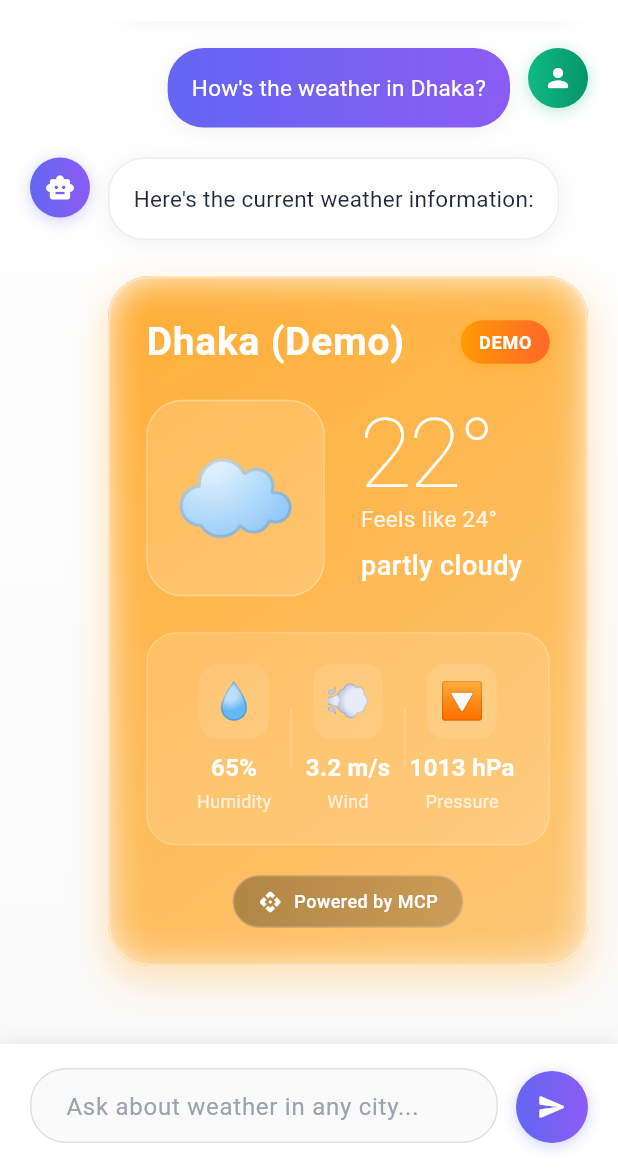
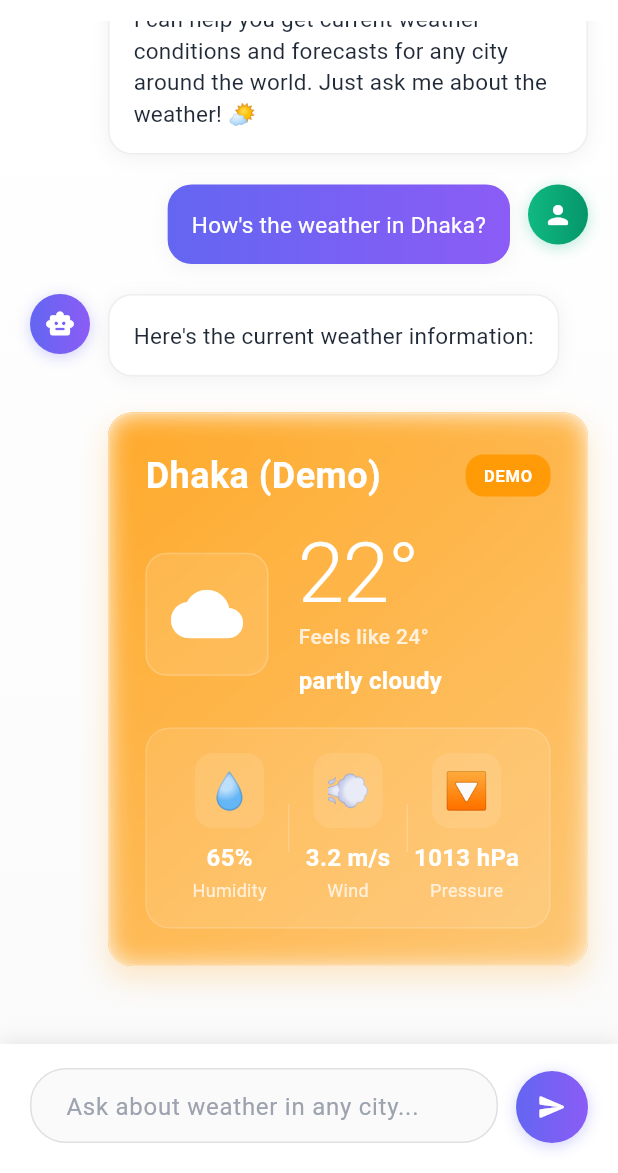
Before and after one commit to 7ANV1R/flutter-mcp-chatbot, a Flutter app: the screen it shows after launch, after a tap on "How's the weather in Dhaka?", on a phone screen of 412 x 824 dp, the part 63-1236 px from its top. Run offline on Flutter 3.47's test engine with Material 3 defaults, Android fonts, the phone set to English and light mode, and no system bars; our stand-ins replace flutter_dotenv; missing offline and left inert: mcp_dart; network calls fail.

Commit message:
Refactor chat and weather widget styles for improved UI consistency and responsiveness

```diff
--- a/lib/widgets/chat/animated_message_bubble.dart
+++ b/lib/widgets/chat/animated_message_bubble.dart
@@ -131,7 +131,7 @@ class _AnimatedMessageBubbleState extends State<AnimatedMessageBubble>
                               : isError
                               ? Colors.red.shade50
                               : Colors.white,
-                          borderRadius: BorderRadius.circular(24),
+                          borderRadius: BorderRadius.circular(16),
                           border: isUser
                               ? null
                               : Border.all(
@@ -207,7 +207,7 @@ class _AnimatedMessageBubbleState extends State<AnimatedMessageBubble>
                           gradient: const LinearGradient(
                             colors: [Color(0xFF6366F1), Color(0xFF8B5CF6)],
                           ),
-                          borderRadius: BorderRadius.circular(24),
+                          borderRadius: BorderRadius.circular(16),
                           boxShadow: [
                             BoxShadow(
                               color: Colors.black.withValues(alpha: 0.05),
--- a/lib/widgets/ui/weather_widget.dart
+++ b/lib/widgets/ui/weather_widget.dart
@@ -21,28 +21,28 @@ class WeatherWidget extends StatelessWidget {
             weatherData.temperatureColor.withValues(alpha: 0.5),
           ],
         ),
-        borderRadius: BorderRadius.circular(28),
+        borderRadius: BorderRadius.circular(16),
         boxShadow: [
           BoxShadow(
-            color: weatherData.temperatureColor.withValues(alpha: 0.25),
-            blurRadius: 20,
-            offset: const Offset(0, 10),
-            spreadRadius: 2,
+            color: weatherData.temperatureColor.withValues(alpha: 0.2),
+            blurRadius: 16,
+            offset: const Offset(0, 8),
+            spreadRadius: 1,
           ),
         ],
       ),
       child: ClipRRect(
-        borderRadius: BorderRadius.circular(28),
+        borderRadius: BorderRadius.circular(16),
         child: BackdropFilter(
-          filter: ImageFilter.blur(sigmaX: 12, sigmaY: 12),
+          filter: ImageFilter.blur(sigmaX: 8, sigmaY: 8),
           child: Container(
             padding: const EdgeInsets.all(24),
             decoration: BoxDecoration(
-              color: Colors.white.withValues(alpha: 0.15),
-              borderRadius: BorderRadius.circular(28),
+              color: Colors.white.withValues(alpha: 0.1),
+              borderRadius: BorderRadius.circular(16),
               border: Border.all(
-                color: Colors.white.withValues(alpha: 0.3),
-                width: 1.5,
+                color: Colors.white.withValues(alpha: 0.2),
+                width: 1,
               ),
             ),
             child: Column(
@@ -59,21 +59,21 @@ class WeatherWidget extends StatelessWidget {
                           Text(
                             weatherData.cityName,
                             style: const TextStyle(
-                              fontSize: 26,
-                              fontWeight: FontWeight.w600,
+                              fontSize: 24,
+                              fontWeight: FontWeight.w700,
                               color: Colors.white,
-                              letterSpacing: 0.5,
+                              letterSpacing: 0.3,
                             ),
                           ),
                           if (weatherData.country.isNotEmpty) ...[
-                            const SizedBox(height: 2),
+                            const SizedBox(height: 4),
                             Text(
                               weatherData.country,
                               style: TextStyle(
-                                fontSize: 16,
-                                fontWeight: FontWeight.w400,
-                                color: Colors.white.withValues(alpha: 0.85),
-                                letterSpacing: 0.3,
+                                fontSize: 14,
+                                fontWeight: FontWeight.w500,
+                                color: Colors.white.withValues(alpha: 0.8),
+                                letterSpacing: 0.2,
                               ),
                             ),
                           ],
@@ -87,25 +87,13 @@ class WeatherWidget extends StatelessWidget {
                           vertical: 6,
                         ),
                         decoration: BoxDecoration(
-                          gradient: LinearGradient(
-                            colors: [
-                              Colors.orange.withValues(alpha: 0.9),
-                              Colors.deepOrange.withValues(alpha: 0.8),
-                            ],
-                          ),
-                          borderRadius: BorderRadius.circular(16),
-                          boxShadow: [
-                            BoxShadow(
-                              color: Colors.orange.withValues(alpha: 0.3),
-                              blurRadius: 8,
-                              offset: const Offset(0, 2),
-                            ),
-                          ],
+                          color: Colors.orange.withValues(alpha: 0.9),
+                          borderRadius: BorderRadius.circular(12),
                         ),
                         child: const Text(
                           'DEMO',
                           style: TextStyle(
-                            fontSize: 12,
+                            fontSize: 11,
                             fontWeight: FontWeight.w700,
                             color: Colors.white,
                             letterSpacing: 0.5,
@@ -121,24 +109,10 @@ class WeatherWidget extends StatelessWidget {
                 Row(
                   crossAxisAlignment: CrossAxisAlignment.center,
                   children: [
-                    // Weather icon with enhanced styling
-                    Container(
-                      padding: const EdgeInsets.all(16),
-                      decoration: BoxDecoration(
-                        color: Colors.white.withValues(alpha: 0.15),
-                        borderRadius: BorderRadius.circular(24),
-                        border: Border.all(
-                          color: Colors.white.withValues(alpha: 0.3),
-                          width: 1,
-                        ),
-                      ),
-                      child: Text(
-                        weatherData.weatherIcon,
-                        style: const TextStyle(fontSize: 68),
-                      ),
-                    ),
+                    // Clean weather icon
+                    _buildWeatherIcon(),
 
-                    const SizedBox(width: 24),
+                    const SizedBox(width: 20),
 
                     // Temperature and condition
                     Expanded(
@@ -148,31 +122,30 @@ class WeatherWidget extends StatelessWidget {
                           Text(
                             '${weatherData.temperature.round()}°',
                             style: const TextStyle(
-                              fontSize: 64,
-                              fontWeight: FontWeight.w200,
+                              fontSize: 56,
+                              fontWeight: FontWeight.w300,
                               color: Colors.white,
-                              height: 0.9,
-                              letterSpacing: -2,
+                              height: 1.0,
+                              letterSpacing: -1,
                             ),
                           ),
                           const SizedBox(height: 4),
                           Text(
                             'Feels like ${weatherData.feelsLike.round()}°',
                             style: TextStyle(
-                              fontSize: 15,
-                              fontWeight: FontWeight.w400,
-                              color: Colors.white.withValues(alpha: 0.85),
-                              letterSpacing: 0.2,
+                              fontSize: 14,
+                              fontWeight: FontWeight.w500,
+                              color: Colors.white.withValues(alpha: 0.8),
                             ),
                           ),
                           const SizedBox(height: 8),
                           Text(
                             weatherData.description,
                             style: const TextStyle(
-                              fontSize: 18,
-                              fontWeight: FontWeight.w500,
+                              fontSize: 16,
+                              fontWeight: FontWeight.w600,
                               color: Colors.white,
-                              letterSpacing: 0.3,
+                              letterSpacing: 0.2,
                             ),
                           ),
                         ],
@@ -181,16 +154,16 @@ class WeatherWidget extends StatelessWidget {
                   ],
                 ),
 
-                const SizedBox(height: 24),
+                const SizedBox(height: 20),
 
                 // Weather details grid
                 Container(
-                  padding: const EdgeInsets.all(20),
+                  padding: const EdgeInsets.all(16),
                   decoration: BoxDecoration(
-                    color: Colors.white.withValues(alpha: 0.12),
-                    borderRadius: BorderRadius.circular(20),
+                    color: Colors.white.withValues(alpha: 0.1),
+                    borderRadius: BorderRadius.circular(16),
                     border: Border.all(
-                      color: Colors.white.withValues(alpha: 0.2),
+                      color: Colors.white.withValues(alpha: 0.15),
                       width: 1,
                     ),
                   ),
@@ -204,7 +177,7 @@ class WeatherWidget extends StatelessWidget {
                       ),
                       Container(
                         width: 1,
-                        height: 40,
+                        height: 32,
                         color: Colors.white.withValues(alpha: 0.2),
                       ),
                       _buildWeatherDetail(
@@ -214,7 +187,7 @@ class WeatherWidget extends StatelessWidget {
                       ),
                       Container(
                         width: 1,
-                        height: 40,
+                        height: 32,
                         color: Colors.white.withValues(alpha: 0.2),
                       ),
                       _buildWeatherDetail(
@@ -225,51 +198,61 @@ class WeatherWidget extends StatelessWidget {
                     ],
                   ),
                 ),
-
-                // Powered by MCP badge
-                const SizedBox(height: 20),
-                Center(
-                  child: Container(
-                    padding: const EdgeInsets.symmetric(
-                      horizontal: 16,
-                      vertical: 8,
-                    ),
-                    decoration: BoxDecoration(
-                      gradient: LinearGradient(
-                        colors: [
-                          Colors.black.withValues(alpha: 0.3),
-                          Colors.black.withValues(alpha: 0.2),
-                        ],
-                      ),
-                      borderRadius: BorderRadius.circular(24),
-                      border: Border.all(
-                        color: Colors.white.withValues(alpha: 0.2),
-                        width: 1,
-                      ),
-                    ),
-                    child: const Row(
-                      mainAxisSize: MainAxisSize.min,
-                      children: [
-                        Icon(Icons.api_rounded, size: 16, color: Colors.white),
-                        SizedBox(width: 8),
-                        Text(
-                          'Powered by MCP',
-                          style: TextStyle(
-                            fontSize: 12,
-                            color: Colors.white,
-                            fontWeight: FontWeight.w500,
-                            letterSpacing: 0.3,
-                          ),
-                        ),
-                      ],
-                    ),
-                  ),
-                ),
               ],
             ),
           ),
         ),
       ),
+    );
+  }
+
+  Widget _buildWeatherIcon() {
+    // Get weather condition from the description
+    final condition = weatherData.description.toLowerCase();
+
+    // Select appropriate icon based on weather condition
+    IconData iconData;
+    Color iconColor;
+
+    if (condition.contains('rain') || condition.contains('drizzle')) {
+      iconData = Icons.water_drop;
+      iconColor = Colors.lightBlue;
+    } else if (condition.contains('snow')) {
+      iconData = Icons.ac_unit;
+      iconColor = Colors.white;
+    } else if (condition.contains('thunder') || condition.contains('storm')) {
+      iconData = Icons.flash_on;
+      iconColor = Colors.yellow;
+    } else if (condition.contains('cloud')) {
+      iconData = Icons.cloud;
+      iconColor = Colors.white;
+    } else if (condition.contains('clear') || condition.contains('sun')) {
+      iconData = Icons.wb_sunny;
+      iconColor = Colors.orange;
+    } else if (condition.contains('mist') ||
+        condition.contains('fog') ||
+        condition.contains('haze')) {
+      iconData = Icons.blur_on;
+      iconColor = Colors.grey.shade300;
+    } else if (condition.contains('wind')) {
+      iconData = Icons.air;
+      iconColor = Colors.white;
+    } else {
+      iconData = Icons.wb_cloudy;
+      iconColor = Colors.white;
+    }
+
+    return Container(
+      padding: const EdgeInsets.all(16),
+      decoration: BoxDecoration(
+        color: Colors.white.withValues(alpha: 0.1),
+        borderRadius: BorderRadius.circular(14),
+        border: Border.all(
+          color: Colors.white.withValues(alpha: 0.2),
+          width: 1,
+        ),
+      ),
+      child: Icon(iconData, size: 48, color: iconColor),
     );
   }
 
```
